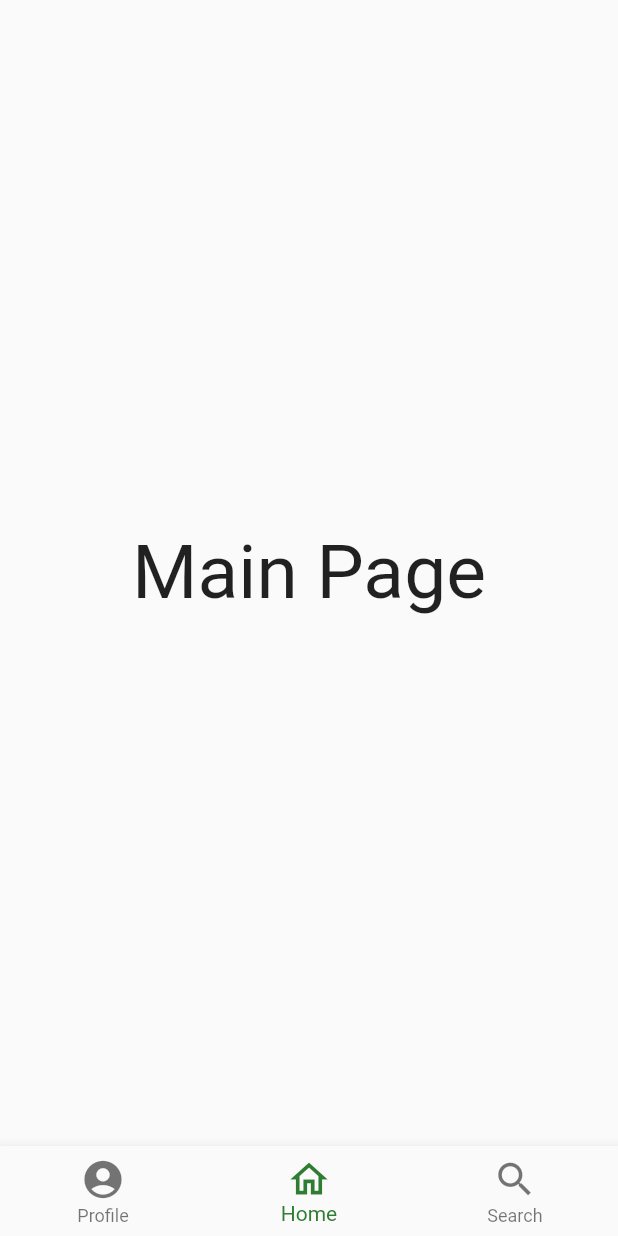
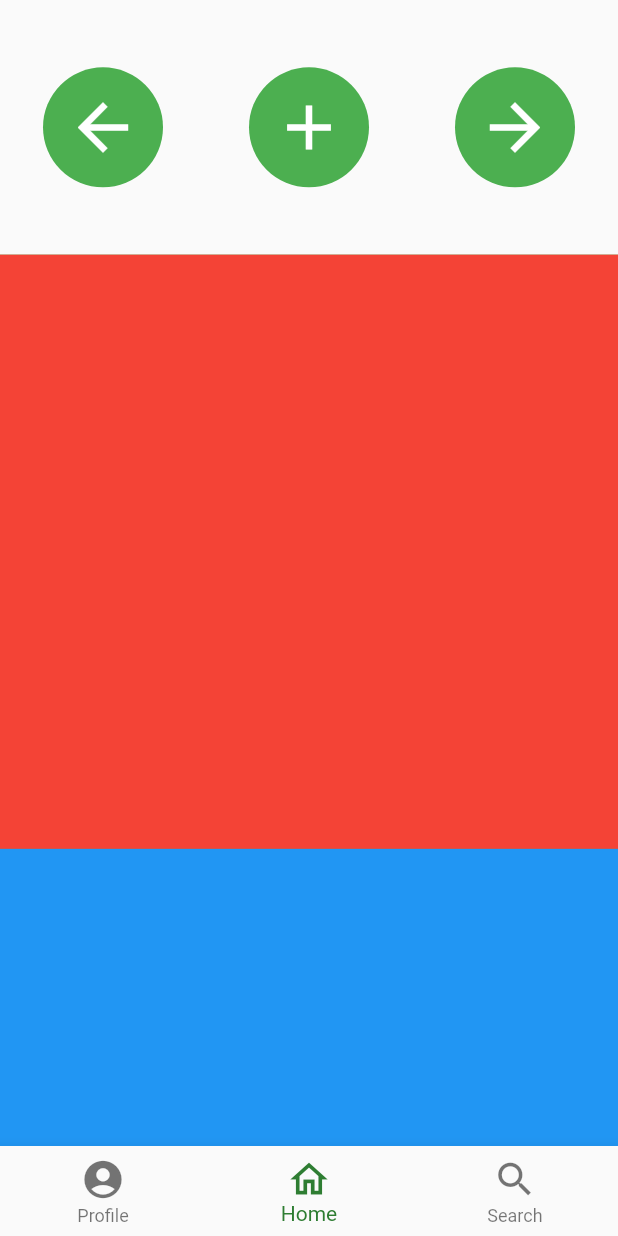
Before and after one commit to alicagatay/nameless_secret_project, a Flutter app: the screen it shows after launch, item 2 of the bottom bar chosen, on a phone screen of 412 x 824 dp. Run offline on Flutter 3.47's test engine with Material 2 defaults, Android fonts, the phone set to English and light mode, and no system bars.

Commit message:
Renamed files to match Flutter guidelines, and created a base user interface to the main screen to build on to.

```diff
--- a/lib/HomeScreen.dart
+++ b/lib/HomeScreen.dart
@@ -1,7 +1,7 @@
 import 'package:flutter/material.dart';
-import 'package:nameless_secret_project/ProfilePage.dart';
-import 'package:nameless_secret_project/MainPage.dart';
-import 'package:nameless_secret_project/SearchPage.dart';
+import 'package:nameless_secret_project/profile_page.dart';
+import 'package:nameless_secret_project/main_page.dart';
+import 'package:nameless_secret_project/search_page.dart';
 
 class HomeScreen extends StatefulWidget {
   const HomeScreen({Key? key}) : super(key: key);
--- a/lib/MainPage.dart
+++ /dev/null
@@ -1,18 +0,0 @@
-import 'package:flutter/material.dart';
-
-
-class MainPage extends StatelessWidget {
-  const MainPage({Key? key}) : super(key: key);
-
-  @override
-  Widget build(BuildContext context) {
-    return const Center(
-      child: Text(
-        "Main Page",
-        style: TextStyle(
-          fontSize: 50,
-        ),
-      ),
-    );
-  }
-}
--- /dev/null
+++ b/lib/main_page.dart
@@ -0,0 +1,87 @@
+import 'package:flutter/material.dart';
+
+class MainPage extends StatelessWidget {
+  const MainPage({Key? key}) : super(key: key);
+
+  @override
+  Widget build(BuildContext context) {
+    return Center(
+        child: Column(
+      children: <Widget>[
+        Flexible(
+          child: Row(
+            mainAxisAlignment: MainAxisAlignment.spaceAround,
+            crossAxisAlignment: CrossAxisAlignment.center,
+            children: <Widget>[
+              Container(
+                decoration: const BoxDecoration(
+                  shape: BoxShape.circle,
+                  color: Colors.green,
+                ),
+                width: 80,
+                child: const Center(
+                  child: Icon(
+                    Icons.arrow_back,
+                    color: Colors.white,
+                    size: 50,
+                  ),
+                ),
+              ),
+              Container(
+                decoration: const BoxDecoration(
+                  shape: BoxShape.circle,
+                  color: Colors.green,
+                ),
+                width: 80,
+                child: const Center(
+                  child: Icon(
+                    Icons.add,
+                    color: Colors.white,
+                    size: 50,
+                  ),
+                ),
+              ),
+              Container(
+                decoration: const BoxDecoration(
+                  shape: BoxShape.circle,
+                  color: Colors.green,
+                ),
+                width: 80,
+                child: const Center(
+                  child: Icon(
+                    Icons.arrow_forward,
+                    color: Colors.white,
+                    size: 50,
+                  ),
+                ),
+              ),
+            ],
+          ),
+          flex: 2,
+        ),
+        Flexible(
+          child: Container(
+            color: Colors.green,
+            child: Column(
+              children: <Widget>[
+                Flexible(
+                  child: Container(
+                    color: Colors.red,
+                  ),
+                  flex: 2,
+                ),
+                Flexible(
+                  child: Container(
+                    color: Colors.blue,
+                  ),
+                  flex: 1,
+                )
+              ],
+            ),
+          ),
+          flex: 7,
+        ),
+      ],
+    ));
+  }
+}
```
Also changed, not shown: lib/profile_page.dart (renamed from lib/ProfilePage.dart), lib/search_page.dart (renamed from lib/SearchPage.dart).
